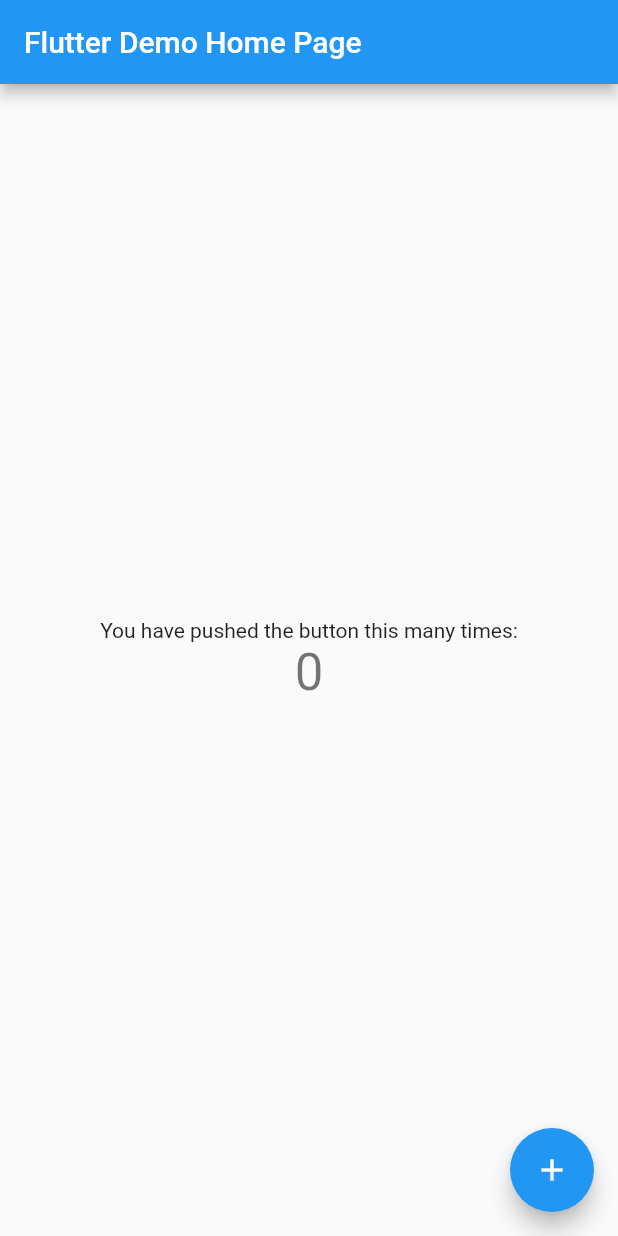
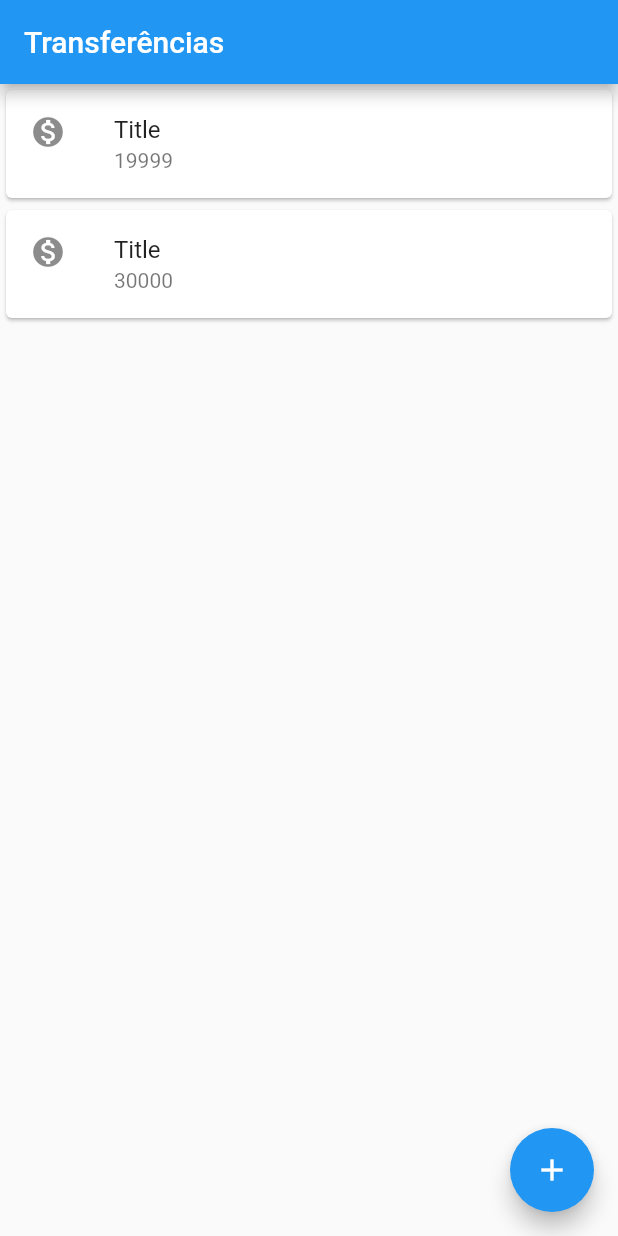
Before and after one commit to wilmarques/alura-flutter, a Flutter app: the screen it shows after launch, on a phone screen of 412 x 824 dp. Run offline on Flutter 3.47's test engine with Material 2 defaults, Android fonts, the phone set to English and light mode, and no system bars.

Commit message:
WIP - Módulo 1 - Flutter: criando um app

```diff
--- a/lib/main.dart
+++ b/lib/main.dart
@@ -7,39 +7,20 @@
 class MyApp extends StatelessWidget {
   const MyApp({Key? key}) : super(key: key);
 
-  // This widget is the root of your application.
   @override
   Widget build(BuildContext context) {
     return MaterialApp(
       title: 'Flutter Demo',
       theme: ThemeData(
-        // This is the theme of your application.
-        //
-        // Try running your application with "flutter run". You'll see the
-        // application has a blue toolbar. Then, without quitting the app, try
-        // changing the primarySwatch below to Colors.green and then invoke
-        // "hot reload" (press "r" in the console where you ran "flutter run",
-        // or simply save your changes to "hot reload" in a Flutter IDE).
-        // Notice that the counter didn't reset back to zero; the application
-        // is not restarted.
         primarySwatch: Colors.blue,
       ),
-      home: const MyHomePage(title: 'Flutter Demo Home Page'),
+      home: const MyHomePage(title: 'Transferências'),
     );
   }
 }
 
 class MyHomePage extends StatefulWidget {
   const MyHomePage({Key? key, required this.title}) : super(key: key);
-
-  // This widget is the home page of your application. It is stateful, meaning
-  // that it has a State object (defined below) that contains fields that affect
-  // how it looks.
-
-  // This class is the configuration for the state. It holds the values (in this
-  // case the title) provided by the parent (in this case the App widget) and
-  // used by the build method of the State. Fields in a Widget subclass are
-  // always marked "final".
 
   final String title;
 
@@ -52,64 +33,39 @@
 
   void _incrementCounter() {
     setState(() {
-      // This call to setState tells the Flutter framework that something has
-      // changed in this State, which causes it to rerun the build method below
-      // so that the display can reflect the updated values. If we changed
-      // _counter without calling setState(), then the build method would not be
-      // called again, and so nothing would appear to happen.
       _counter++;
     });
   }
 
   @override
   Widget build(BuildContext context) {
-    // This method is rerun every time setState is called, for instance as done
-    // by the _incrementCounter method above.
-    //
-    // The Flutter framework has been optimized to make rerunning build methods
-    // fast, so that you can just rebuild anything that needs updating rather
-    // than having to individually change instances of widgets.
     return Scaffold(
       appBar: AppBar(
-        // Here we take the value from the MyHomePage object that was created by
-        // the App.build method, and use it to set our appbar title.
         title: Text(widget.title),
       ),
-      body: Center(
-        // Center is a layout widget. It takes a single child and positions it
-        // in the middle of the parent.
-        child: Column(
-          // Column is also a layout widget. It takes a list of children and
-          // arranges them vertically. By default, it sizes itself to fit its
-          // children horizontally, and tries to be as tall as its parent.
-          //
-          // Invoke "debug painting" (press "p" in the console, choose the
-          // "Toggle Debug Paint" action from the Flutter Inspector in Android
-          // Studio, or the "Toggle Debug Paint" command in Visual Studio Code)
-          // to see the wireframe for each widget.
-          //
-          // Column has various properties to control how it sizes itself and
-          // how it positions its children. Here we use mainAxisAlignment to
-          // center the children vertically; the main axis here is the vertical
-          // axis because Columns are vertical (the cross axis would be
-          // horizontal).
-          mainAxisAlignment: MainAxisAlignment.center,
-          children: <Widget>[
-            const Text(
-              'You have pushed the button this many times:',
+      body: Column(
+        children: [
+          Card(
+            child: ListTile(
+              leading: Icon(Icons.monetization_on),
+              title: Text('Title'),
+              subtitle: Text('19999'),
             ),
-            Text(
-              '$_counter',
-              style: Theme.of(context).textTheme.headline4,
+          ),
+          Card(
+            child: ListTile(
+              leading: Icon(Icons.monetization_on),
+              title: Text('Title'),
+              subtitle: Text('30000'),
             ),
-          ],
-        ),
+          ),
+        ],
       ),
       floatingActionButton: FloatingActionButton(
         onPressed: _incrementCounter,
         tooltip: 'Increment',
         child: const Icon(Icons.add),
-      ), // This trailing comma makes auto-formatting nicer for build methods.
+      ),
     );
   }
 }
```
